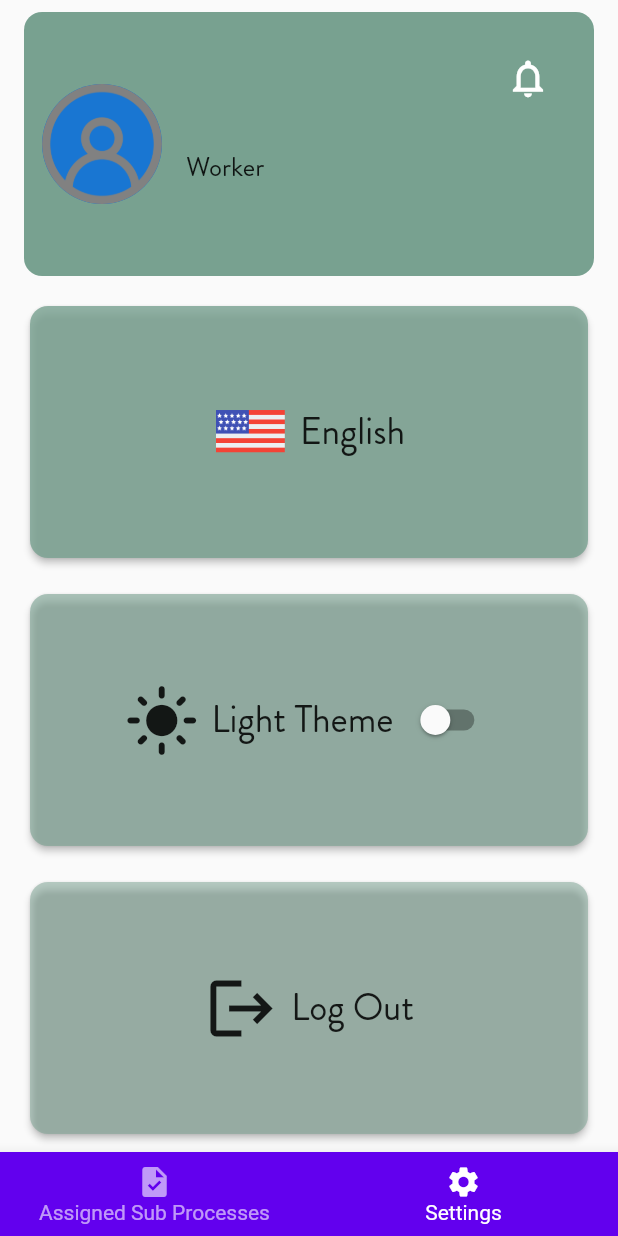
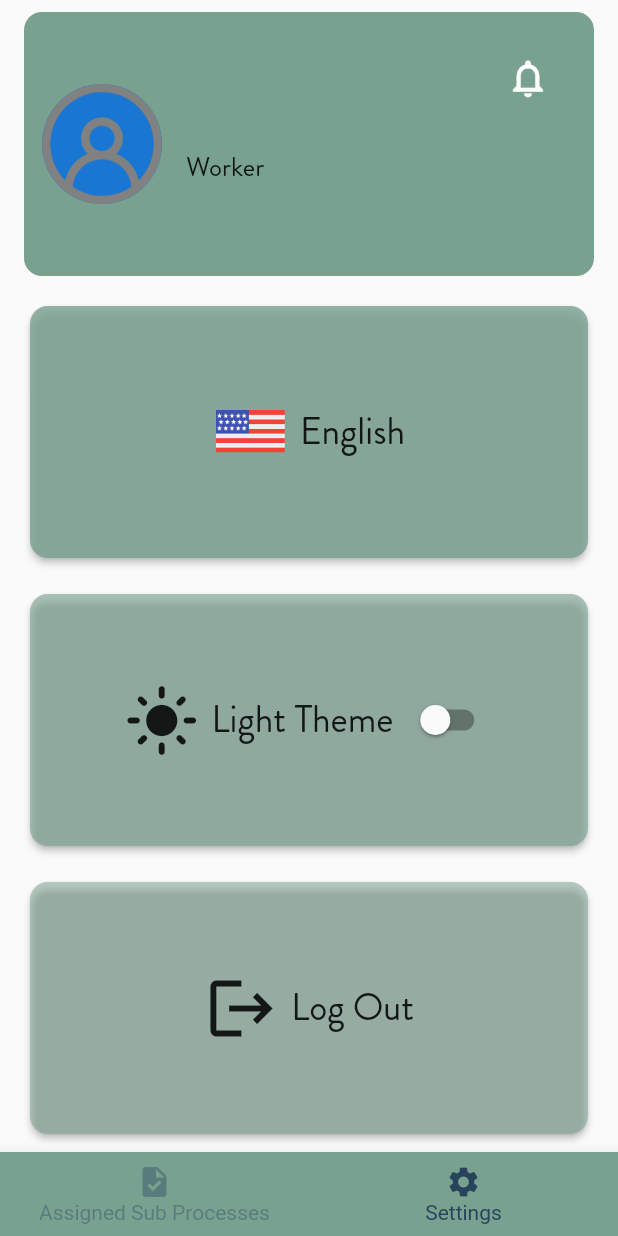
Before and after one commit to Yassineka99/flutter_pfe, a Flutter app: the WorkerHome screen opened directly, item 2 of the bottom bar chosen, on a phone screen of 412 x 824 dp. Run offline on Flutter 3.47's test engine with Material 2 defaults, Android fonts, the phone set to English and light mode, and no system bars; our stand-ins replace fl_chart, image_picker, pdf, printing, signature, sqflite; missing offline and left inert: dart:html; accounts and stored records are empty; generated files the repository leaves out were written again; network calls fail.

Commit message:
worker home view improvement

```diff
--- a/lib/view/worker_home.dart
+++ b/lib/view/worker_home.dart
@@ -33,6 +33,7 @@ class _WorkerHomeState extends State<WorkerHome> {
 
   @override
   Widget build(BuildContext context) {
+
     final session = context.watch<UserSession>();
     if (!session.isLoggedIn) {
       return const Login();
@@ -50,9 +51,9 @@ class _WorkerHomeState extends State<WorkerHome> {
       bottomNavigationBar: BottomNavigationBar(
         currentIndex: _selectedIndex,
         type: BottomNavigationBarType.fixed,
-        backgroundColor: const Color(0xFF6200EE),
-        selectedItemColor: Colors.white,
-        unselectedItemColor: Colors.white.withOpacity(.60),
+        backgroundColor: const Color(0xFF78A190),
+        selectedItemColor: Color(0xFF28445C),
+        unselectedItemColor: Color(0xFF28445C).withOpacity(.40),
         selectedFontSize: 14,
         unselectedFontSize: 14,
         onTap: _onItemTapped,
```
